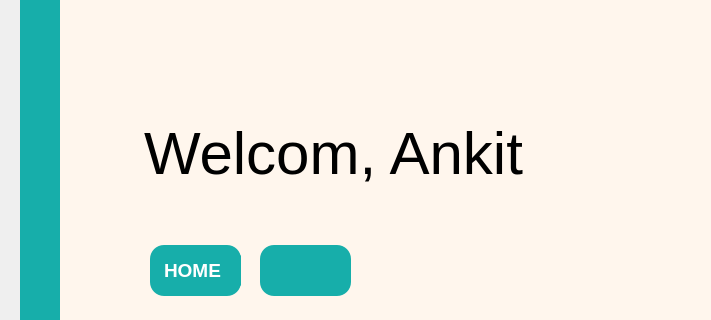
Before: the Qt Designer form untitled.ui in arjunsharma999/QtDesigner, drawn with Qt 5; both pictures show x 0 to 711 and y 225 to 545 of the 1064 by 902 pixel window.
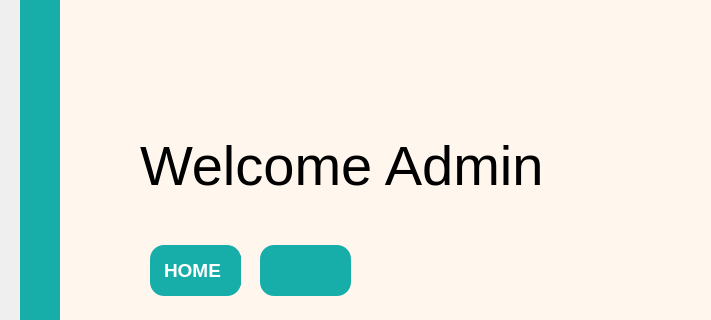
After: the same form once the commit is applied. Icons and pictures are not drawn.

The edit to the form file:
```diff
--- a/untitled.ui
+++ b/untitled.ui
@@ -178,26 +178,6 @@
        <bool>true</bool>
       </property>
      </widget>
-     <widget class="QTextBrowser" name="textBrowser">
-      <property name="geometry">
-       <rect>
-        <x>80</x>
-        <y>180</y>
-        <width>491</width>
-        <height>91</height>
-       </rect>
-      </property>
-      <property name="styleSheet">
-       <string notr="true">color: rgb(0, 0, 0);</string>
-      </property>
-      <property name="html">
-       <string>&lt;!DOCTYPE HTML PUBLIC &quot;-//W3C//DTD HTML 4.0//EN&quot; &quot;http://www.w3.org/TR/REC-html40/strict.dtd&quot;&gt;
-&lt;html&gt;&lt;head&gt;&lt;meta name=&quot;qrichtext&quot; content=&quot;1&quot; /&gt;&lt;style type=&quot;text/css&quot;&gt;
-p, li { white-space: pre-wrap; }
-&lt;/style&gt;&lt;/head&gt;&lt;body style=&quot; font-family:'MS Shell Dlg 2'; font-size:8.25pt; font-weight:400; font-style:normal;&quot;&gt;
-&lt;p style=&quot; margin-top:0px; margin-bottom:0px; margin-left:0px; margin-right:0px; -qt-block-indent:0; text-indent:0px;&quot;&gt;&lt;span style=&quot; font-family:'Consolas'; font-size:45pt;&quot;&gt;Welcom, Ankit&lt;/span&gt;&lt;/p&gt;&lt;/body&gt;&lt;/html&gt;</string>
-      </property>
-     </widget>
      <widget class="QDateTimeEdit" name="dateTimeEdit">
       <property name="geometry">
        <rect>
@@ -212,6 +192,23 @@
 font-size: 13pt;</string>
       </property>
      </widget>
+     <widget class="QLabel" name="label_5">
+      <property name="geometry">
+       <rect>
+        <x>80</x>
+        <y>200</y>
+        <width>401</width>
+        <height>61</height>
+       </rect>
+      </property>
+      <property name="styleSheet">
+       <string notr="true">font-size:56px;
+color:black;</string>
+      </property>
+      <property name="text">
+       <string>Welcome Admin</string>
+      </property>
+     </widget>
     </widget>
    </widget>
   </widget>
```
